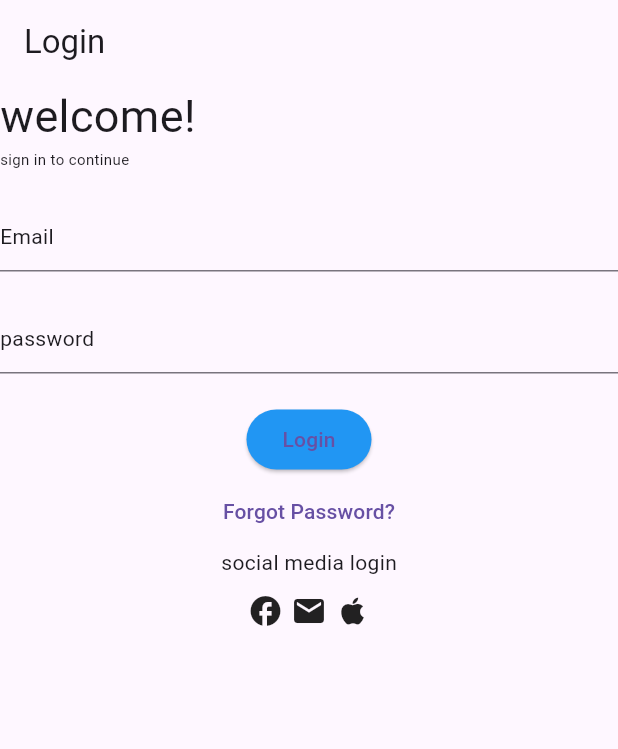
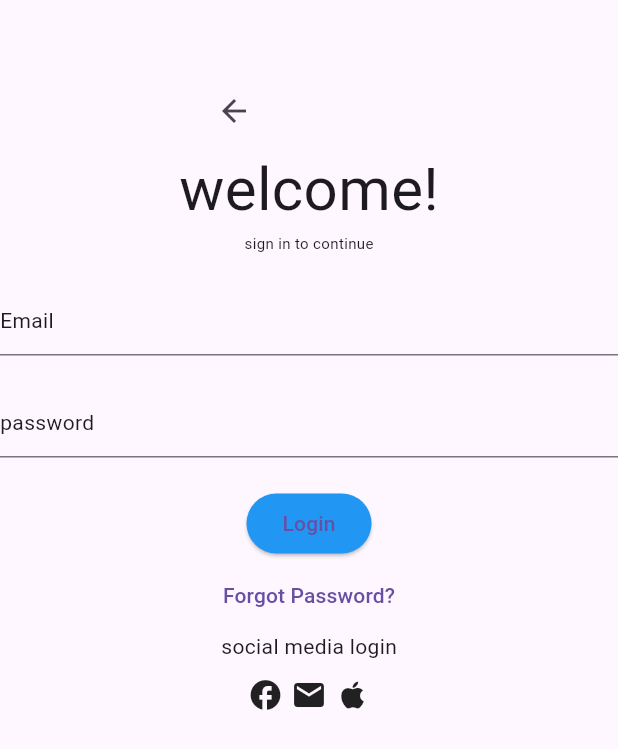
Before and after one commit to Nishantniro/flutter_learn, a Flutter app: the screen it shows after launch, on a phone screen of 412 x 824 dp. Shown: the top 749 px of the screen. Run offline on Flutter 3.47's test engine with Material 3 defaults, Android fonts, the phone set to English and light mode, and no system bars; Roboto replaces fonts that are missing (times new roman).

Commit message:
aajai xa banaunuu

```diff
--- a/lib/view/login.dart
+++ b/lib/view/login.dart
@@ -7,13 +7,21 @@ class Login extends StatelessWidget {
   @override
   Widget build(BuildContext context) {
     return Scaffold(
-      appBar: AppBar(title: Text("Login")),
-      body: Center(
-        child: ListView(
+      //appBar: AppBar(title: Text("Login")),
+      body: Column(
+        mainAxisAlignment: MainAxisAlignment.start,
+
         children: [
+          Padding(padding: EdgeInsets.only(top: 50)),
+          IconButton(
+            onPressed: () {},
+            icon: Icon(Icons.arrow_back),
+            padding: EdgeInsets.only(right: 100),
+          ),
+
           Text(
             "welcome!",
-              style: TextStyle(fontSize: 30, fontWeight: FontWeight.w400),
+            style: TextStyle(fontSize: 40, fontWeight: FontWeight.w400),
           ),
           Text(
             "sign in to continue",
@@ -23,9 +31,7 @@ class Login extends StatelessWidget {
           Form(
             child: Column(
               children: [
-                  TextFormField(
-                    decoration: InputDecoration(hint: Text("Email")),
-                  ),
+                TextFormField(decoration: InputDecoration(hint: Text("Email"))),
                 SizedBox(height: 20),
                 TextFormField(
                   obscureText: true,
@@ -60,7 +66,6 @@ class Login extends StatelessWidget {
           ),
         ],
       ),
-      ),
     );
   }
 }
```
Lines whose indentation alone changed are shown as unchanged.
